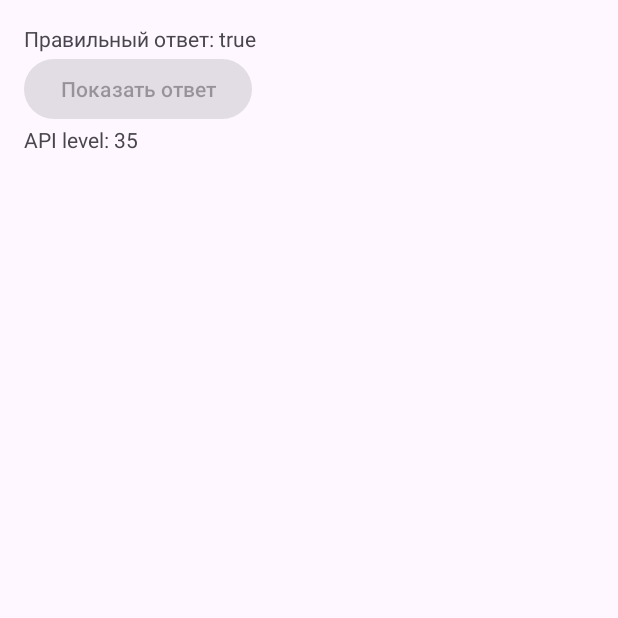
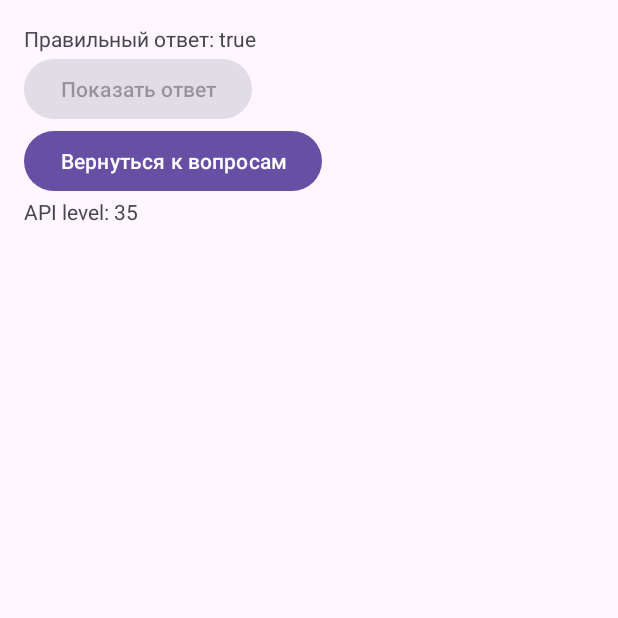
Before and after one commit to PumpkinFox13/GeoQuiz, an Android app: the CheatActivity screen opened directly, with no data from a screen before it, after a tap on "Показать ответ", on a phone screen of 412 x 824 dp, the top half of it. Run offline under Robolectric (Android 15) with nearby library versions, the phone set to English and light mode, and no system bars.

Commit message:
CHEAT ispravlenie i upgrade

```diff
--- a/app/src/main/java/com/example/geoquiz/CheatActivity.kt
+++ b/app/src/main/java/com/example/geoquiz/CheatActivity.kt
@@ -7,12 +7,15 @@ import android.widget.Button
 import android.widget.TextView
 import android.widget.Toast
 import androidx.appcompat.app.AppCompatActivity
+import androidx.lifecycle.ViewModelProvider
 
 class CheatActivity : AppCompatActivity() {
 
+    private lateinit var quizViewModel: QuizViewModel
     private lateinit var answerTextView: TextView
     private lateinit var showAnswerButton: Button
     private lateinit var apiLevelTextView: TextView
+    private lateinit var returnButton: Button
     private var cheatAttempts = 0
 
     @SuppressLint("StringFormatMatches")
@@ -20,22 +23,28 @@ class CheatActivity : AppCompatActivity() {
         super.onCreate(savedInstanceState)
         setContentView(R.layout.activity_cheat)
 
+        quizViewModel = ViewModelProvider(this).get(QuizViewModel::class.java)
+
         answerTextView = findViewById(R.id.answer_text_view)
         showAnswerButton = findViewById(R.id.show_answer_button)
         apiLevelTextView = findViewById(R.id.api_level_text_view)
+        returnButton = findViewById(R.id.return_button)
 
         apiLevelTextView.text = getString(R.string.api_level, Build.VERSION.SDK_INT)
 
         showAnswerButton.setOnClickListener {
             if (cheatAttempts < 3) {
-                // Показать подсказку
-                answerTextView.text = getString(R.string.correct_answer, QuizViewModel().currentQuestionAnswer)
+                answerTextView.text = getString(R.string.correct_answer, quizViewModel.currentQuestionAnswer)
                 showAnswerButton.isEnabled = false
                 cheatAttempts++
             } else {
-                // Предупредить пользователя о достижении лимита подсказок
-                Toast.makeText(this, "Вы исчерпали лимит подсказок", Toast.LENGTH_SHORT).show()
+                Toast.makeText(this, getString(R.string.cheat_attempts_limit_reached), Toast.LENGTH_SHORT).show()
+                showAnswerButton.isEnabled = false
             }
+        }
+
+        returnButton.setOnClickListener {
+            finish()
         }
     }
 }
--- a/app/src/main/res/layout/activity_cheat.xml
+++ b/app/src/main/res/layout/activity_cheat.xml
@@ -17,6 +17,12 @@
         android:layout_height="wrap_content"
         android:text="Показать ответ" />
 
+    <Button
+        android:id="@+id/return_button"
+        android:layout_width="wrap_content"
+        android:layout_height="wrap_content"
+        android:text="Вернуться к вопросам" />
+
     <TextView
         android:id="@+id/api_level_text_view"
         android:layout_width="wrap_content"
--- a/app/src/main/res/values/strings.xml
+++ b/app/src/main/res/values/strings.xml
@@ -18,5 +18,6 @@
     <string name="api_level">API level: %1$d</string>
     <string name="correct_answer">Правильный ответ: %1$s</string>
     <string name="cheat_attempts_limit_reached">Вы исчерпали лимит подсказок</string>
+    <string name="return_to_questions">Вернуться к вопросам</string>
 
 </resources>
```
